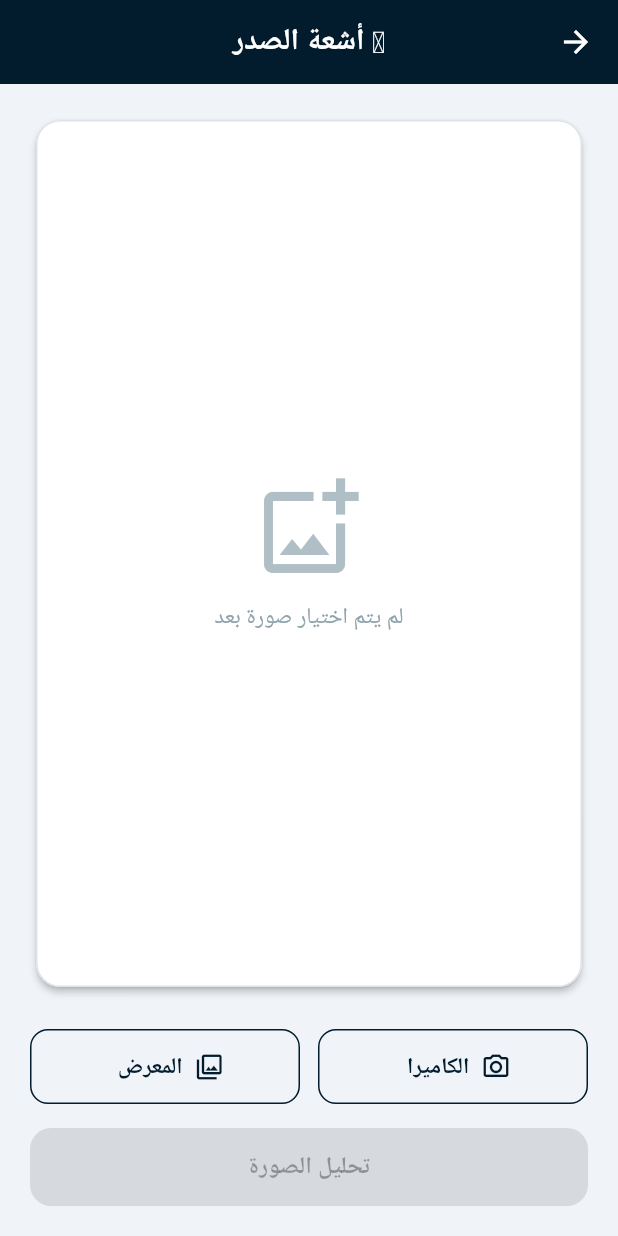
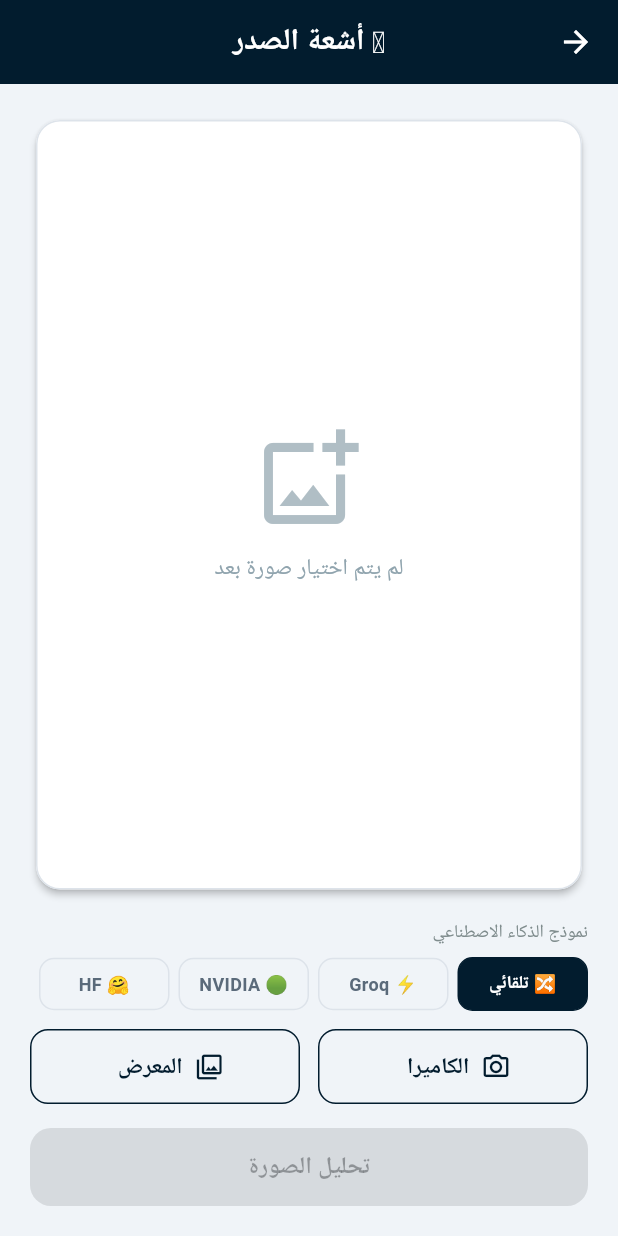
Before and after one commit to mosreaty1/medical-project, a Flutter app: the screen it shows after launch, after a tap on "أشعة الصدر", on a phone screen of 412 x 824 dp. Run offline on Flutter 3.47's test engine with Material 3 defaults, Android fonts, the phone set to English and light mode, and no system bars; our stand-ins replace image_picker; Roboto replaces fonts that are missing (Cairo).

Commit message:
feat: add AI provider selector UI to scan screen
Users can now choose between Auto, Groq, NVIDIA, or HF before scanning.
Auto mode tries all providers in order (Groq → NVIDIA → HF).
Selection persists across scans within the session.

https://claude.ai/code/session_01PbsFVru1Lvcht1jZKCBFaN

```diff
--- a/lib/core/constants.dart
+++ b/lib/core/constants.dart
@@ -10,6 +10,8 @@ const String kGroqModel = 'meta-llama/llama-4-scout-17b-16e-instruct';
 const String kNvidiaToken = kNvidiaApiToken;
 const String kNvidiaBaseUrl = 'https://integrate.api.nvidia.com/v1/chat/completions';
 const String kNvidiaModel = 'z-ai/glm4.7';
+
+enum AiProvider { auto, groq, nvidia, huggingface }
 
 /// Labels for each scan type used in Groq prompts
 const Map<String, List<String>> kScanLabels = {
--- a/lib/screens/scan_screen.dart
+++ b/lib/screens/scan_screen.dart
@@ -1,6 +1,7 @@
 import 'dart:io';
 import 'package:flutter/material.dart';
 import 'package:image_picker/image_picker.dart';
+import '../core/constants.dart';
 import '../core/theme.dart';
 import '../services/medical_service.dart';
 import 'result_screen.dart';
@@ -24,20 +25,17 @@ class ScanScreen extends StatefulWidget {
 class _ScanScreenState extends State<ScanScreen> {
   File? _selectedImage;
   bool _isLoading = false;
+  AiProvider _provider = MedicalService.selectedProvider;
   final ImagePicker _picker = ImagePicker();
 
   Future<void> _pickImage(ImageSource source) async {
-    final picked = await _picker.pickImage(
-      source: source,
-      imageQuality: 95,
-    );
-    if (picked != null) {
-      setState(() => _selectedImage = File(picked.path));
-    }
+    final picked = await _picker.pickImage(source: source, imageQuality: 95);
+    if (picked != null) setState(() => _selectedImage = File(picked.path));
   }
 
   Future<void> _analyze() async {
     if (_selectedImage == null) return;
+    MedicalService.selectedProvider = _provider;
     setState(() => _isLoading = true);
 
     try {
@@ -74,9 +72,7 @@ class _ScanScreenState extends State<ScanScreen> {
   @override
   Widget build(BuildContext context) {
     return Scaffold(
-      appBar: AppBar(
-        title: Text('${widget.emoji} ${widget.title}'),
-      ),
+      appBar: AppBar(title: Text('${widget.emoji} ${widget.title}')),
       body: SafeArea(
         child: Padding(
           padding: const EdgeInsets.all(20),
@@ -84,16 +80,20 @@ class _ScanScreenState extends State<ScanScreen> {
             crossAxisAlignment: CrossAxisAlignment.stretch,
             children: [
               _ImagePreview(imageFile: _selectedImage),
-              const SizedBox(height: 24),
+              const SizedBox(height: 16),
+              _ProviderSelector(
+                selected: _provider,
+                enabled: !_isLoading,
+                onChanged: (p) => setState(() => _provider = p),
+              ),
+              const SizedBox(height: 12),
               Row(
                 children: [
                   Expanded(
                     child: _SourceButton(
                       icon: Icons.camera_alt_outlined,
                       label: 'الكاميرا',
-                      onTap: _isLoading
-                          ? null
-                          : () => _pickImage(ImageSource.camera),
+                      onTap: _isLoading ? null : () => _pickImage(ImageSource.camera),
                     ),
                   ),
                   const SizedBox(width: 12),
@@ -101,32 +101,27 @@ class _ScanScreenState extends State<ScanScreen> {
                     child: _SourceButton(
                       icon: Icons.photo_library_outlined,
                       label: 'المعرض',
-                      onTap: _isLoading
-                          ? null
-                          : () => _pickImage(ImageSource.gallery),
+                      onTap: _isLoading ? null : () => _pickImage(ImageSource.gallery),
                     ),
                   ),
                 ],
               ),
               const SizedBox(height: 16),
               ElevatedButton(
-                onPressed:
-                    (_selectedImage != null && !_isLoading) ? _analyze : null,
+                onPressed: (_selectedImage != null && !_isLoading) ? _analyze : null,
                 child: _isLoading
                     ? const SizedBox(
                         height: 22,
                         width: 22,
                         child: CircularProgressIndicator(
-                          color: Colors.white,
-                          strokeWidth: 2.5,
-                        ),
+                            color: Colors.white, strokeWidth: 2.5),
                       )
                     : const Text('تحليل الصورة'),
               ),
               if (_isLoading) ...[
                 const SizedBox(height: 14),
                 const Text(
-                  'جارٍ تحليل الصورة… قد يستغرق ذلك لحظات إذا كان النموذج يُشغَّل لأول مرة.',
+                  'جارٍ تحليل الصورة… قد يستغرق ذلك لحظات.',
                   textAlign: TextAlign.center,
                   style: TextStyle(fontSize: 13, color: Color(0xFF7F8C8D)),
                 ),
@@ -135,6 +130,74 @@ class _ScanScreenState extends State<ScanScreen> {
           ),
         ),
       ),
+    );
+  }
+}
+
+class _ProviderSelector extends StatelessWidget {
+  final AiProvider selected;
+  final bool enabled;
+  final ValueChanged<AiProvider> onChanged;
+
+  const _ProviderSelector({
+    required this.selected,
+    required this.enabled,
+    required this.onChanged,
+  });
+
+  static const _providers = [
+    (AiProvider.auto, '🔀 تلقائي'),
+    (AiProvider.groq, '⚡ Groq'),
+    (AiProvider.nvidia, '🟢 NVIDIA'),
+    (AiProvider.huggingface, '🤗 HF'),
+  ];
+
+  @override
+  Widget build(BuildContext context) {
+    return Column(
+      crossAxisAlignment: CrossAxisAlignment.start,
+      children: [
+        Text('نموذج الذكاء الاصطناعي',
+            style: Theme.of(context)
+                .textTheme
+                .bodySmall
+                ?.copyWith(color: const Color(0xFF7F8C8D))),
+        const SizedBox(height: 8),
+        Row(
+          children: _providers.map((entry) {
+            final (provider, label) = entry;
+            final isSelected = selected == provider;
+            return Expanded(
+              child: Padding(
+                padding: const EdgeInsets.only(left: 6),
+                child: GestureDetector(
+                  onTap: enabled ? () => onChanged(provider) : null,
+                  child: AnimatedContainer(
+                    duration: const Duration(milliseconds: 200),
+                    padding: const EdgeInsets.symmetric(vertical: 8),
+                    decoration: BoxDecoration(
+                      color: isSelected ? kPrimary : const Color(0xFFF0F4F8),
+                      borderRadius: BorderRadius.circular(10),
+                      border: Border.all(
+                        color: isSelected ? kPrimary : const Color(0xFFDDE3EA),
+                      ),
+                    ),
+                    child: Text(
+                      label,
+                      textAlign: TextAlign.center,
+                      style: TextStyle(
+                        fontSize: 12,
+                        fontWeight: FontWeight.w600,
+                        color: isSelected ? Colors.white : const Color(0xFF5A6A7A),
+                      ),
+                    ),
+                  ),
+                ),
+              ),
+            );
+          }).toList(),
+        ),
+      ],
     );
   }
 }
@@ -158,11 +221,9 @@ class _ImagePreview extends StatelessWidget {
                       Icon(Icons.add_photo_alternate_outlined,
                           size: 72, color: Color(0xFFB0BEC5)),
                       SizedBox(height: 12),
-                      Text(
-                        'لم يتم اختيار صورة بعد',
-                        style:
-                            TextStyle(fontSize: 15, color: Color(0xFF90A4AE)),
-                      ),
+                      Text('لم يتم اختيار صورة بعد',
+                          style: TextStyle(
+                              fontSize: 15, color: Color(0xFF90A4AE))),
                     ],
                   ),
                 ),
```
Also changed, not shown: lib/services/medical_service.dart (+17 -16 lines).
